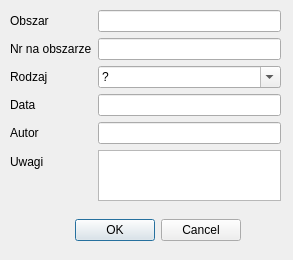
The window that qazp2/src/forms/stanowiska.ui (archeocs/qazp) describes before a commit, drawn with Qt 5.
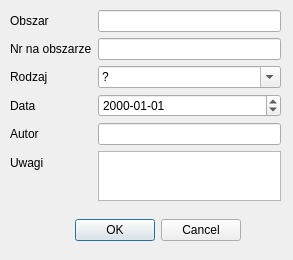
The same window after the commit.

Patch:
```diff
--- a/qazp2/src/forms/stanowiska.ui
+++ b/qazp2/src/forms/stanowiska.ui
@@ -101,7 +101,11 @@
      </widget>
     </item>
     <item row="3" column="1">
-     <widget class="QLineEdit" name="data"/>
+     <widget class="QDateTimeEdit" name="data">
+       <property name="displayFormat">
+	 <string>yyyy-MM-dd</string>
+       </property>
+     </widget>
     </item>
     <item row="4" column="1">
      <widget class="QLineEdit" name="autor"/>
```
